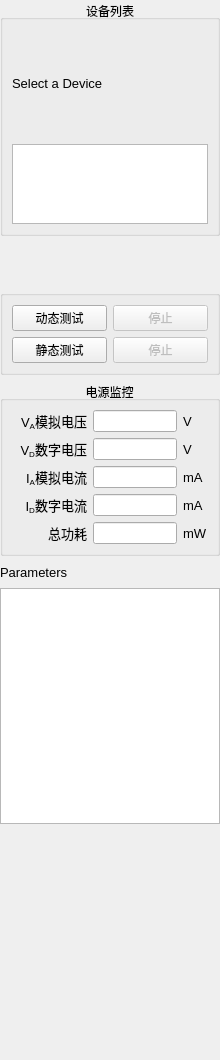
Quenii/ADCEVM, file soft/zebra-scope/ControlPanel.ui: the form before one commit.
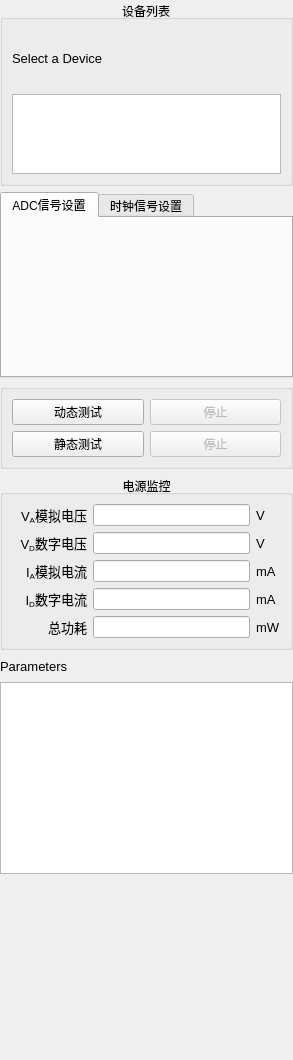
The form after the commit. Custom widgets are drawn as their Qt base class.

Patch:
```diff
--- a/soft/zebra-scope/ControlPanel.ui
+++ b/soft/zebra-scope/ControlPanel.ui
@@ -6,22 +6,10 @@
    <rect>
     <x>0</x>
     <y>0</y>
-    <width>220</width>
+    <width>293</width>
     <height>1060</height>
    </rect>
   </property>
-  <property name="minimumSize">
-   <size>
-    <width>220</width>
-    <height>0</height>
-   </size>
-  </property>
-  <property name="maximumSize">
-   <size>
-    <width>220</width>
-    <height>16777215</height>
-   </size>
-  </property>
   <property name="windowTitle">
    <string>Control Panel</string>
   </property>
@@ -94,13 +82,80 @@
     </widget>
    </item>
    <item>
-    <widget class="AdcSettingsWidget" name="adcSettingsWidget" native="true">
-     <layout class="QGridLayout" name="gridLayout_2"/>
-    </widget>
-   </item>
-   <item>
-    <widget class="SignalSettingsWidget" name="signalSettingsWidget" native="true">
-     <layout class="QGridLayout" name="gridLayout_3"/>
+    <widget class="QTabWidget" name="tabWidget">
+     <property name="tabPosition">
+      <enum>QTabWidget::North</enum>
+     </property>
+     <property name="tabShape">
+      <enum>QTabWidget::Rounded</enum>
+     </property>
+     <property name="currentIndex">
+      <number>0</number>
+     </property>
+     <widget class="QWidget" name="tab_2">
+      <attribute name="title">
+       <string>ADC信号设置</string>
+      </attribute>
+      <layout class="QVBoxLayout" name="verticalLayout_4">
+       <item>
+        <widget class="AdcSettingsWidget" name="adcSettingsWidget" native="true">
+         <layout class="QGridLayout" name="gridLayout_2">
+          <property name="margin">
+           <number>0</number>
+          </property>
+          <property name="spacing">
+           <number>0</number>
+          </property>
+         </layout>
+        </widget>
+       </item>
+       <item>
+        <spacer name="verticalSpacer_2">
+         <property name="orientation">
+          <enum>Qt::Vertical</enum>
+         </property>
+         <property name="sizeHint" stdset="0">
+          <size>
+           <width>20</width>
+           <height>40</height>
+          </size>
+         </property>
+        </spacer>
+       </item>
+      </layout>
+     </widget>
+     <widget class="QWidget" name="tab">
+      <attribute name="title">
+       <string>时钟信号设置</string>
+      </attribute>
+      <layout class="QVBoxLayout" name="verticalLayout_5">
+       <item>
+        <widget class="SignalSettingsWidget" name="signalSettingsWidget" native="true">
+         <layout class="QGridLayout" name="gridLayout_3">
+          <property name="margin">
+           <number>0</number>
+          </property>
+          <property name="spacing">
+           <number>0</number>
+          </property>
+         </layout>
+        </widget>
+       </item>
+       <item>
+        <spacer name="verticalSpacer_3">
+         <property name="orientation">
+          <enum>Qt::Vertical</enum>
+         </property>
+         <property name="sizeHint" stdset="0">
+          <size>
+           <width>20</width>
+           <height>136</height>
+          </size>
+         </property>
+        </spacer>
+       </item>
+      </layout>
+     </widget>
     </widget>
    </item>
    <item>
```
